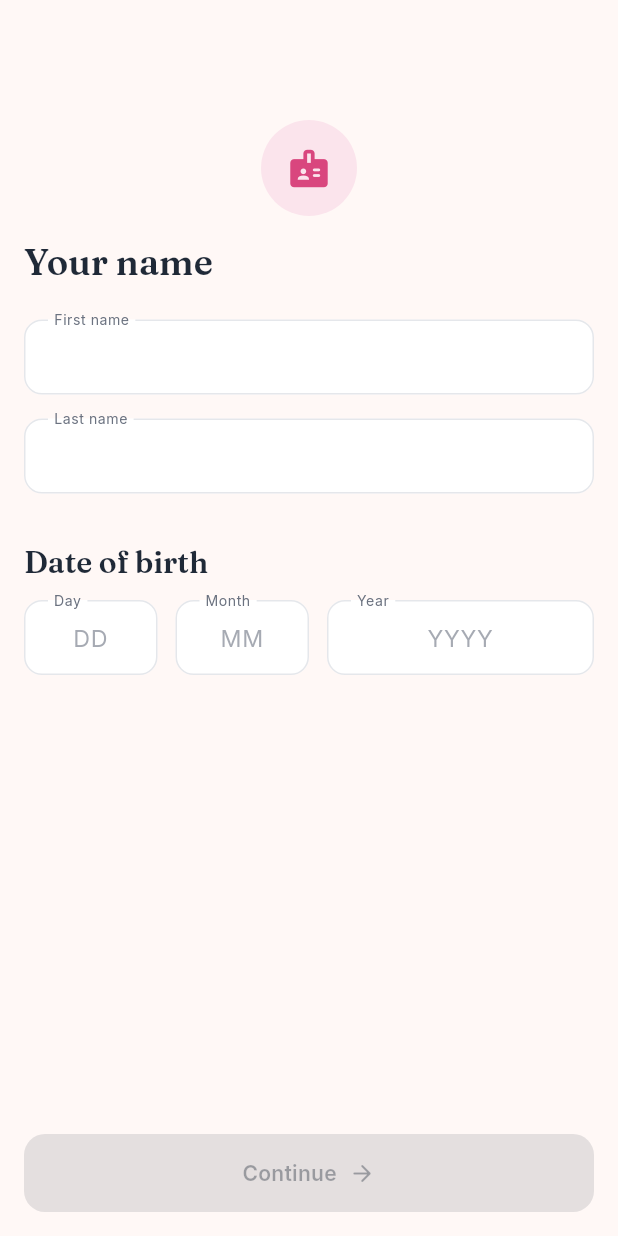
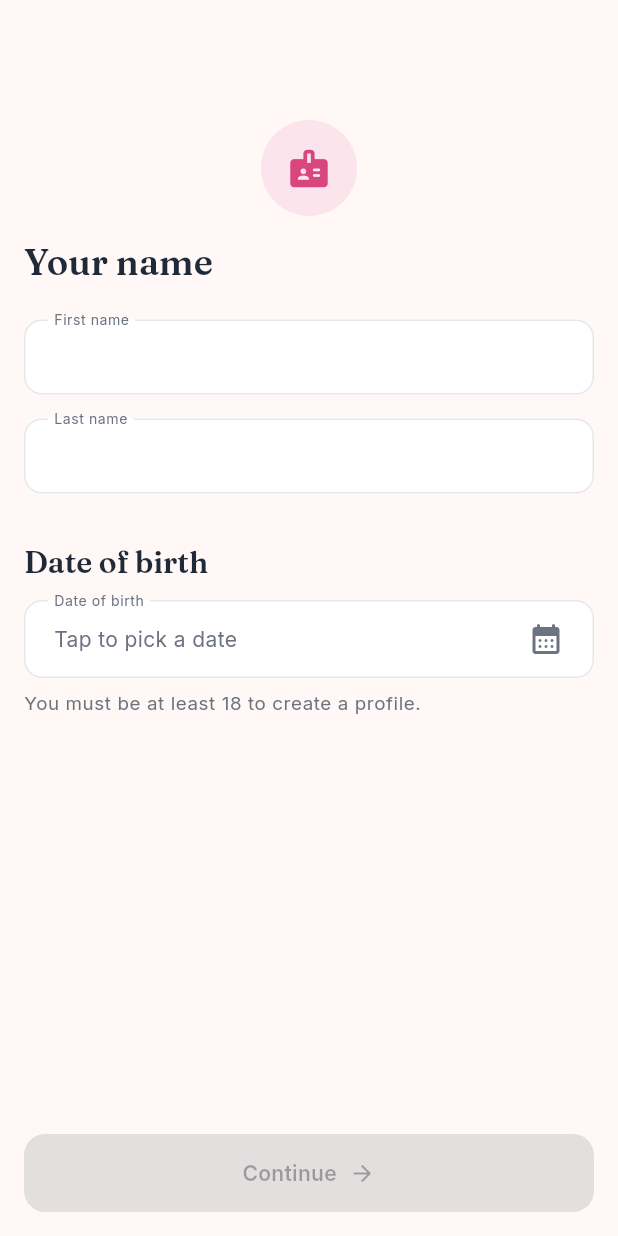
Before and after one commit to anujywork1817-hash/vivhaa, a Flutter app: the NameDobScreen screen opened by its route, on a phone screen of 412 x 824 dp. Run offline on Flutter 3.47's test engine with Material 3 defaults, Android fonts, the phone set to English and light mode, and no system bars; our stand-ins replace dio, firebase_core, firebase_messaging, flutter_local_notifications, flutter_riverpod, flutter_secure_storage and 9 more; missing offline and left inert: flutter_webrtc, razorpay_flutter; accounts and stored records are empty.

Commit message:
Replace DOB text fields with a full calendar picker
Onboarding asked for date of birth as three number boxes (DD/MM/YYYY),
which accepted any digits and left age policy unenforced on both ends.

Frontend: add AppDatePickerField, a bottom-sheet calendar following the
existing AppSelectField pattern. It has a day grid with month paging and
a header that drills days -> years -> months, so a birth year 30 years
back is two taps rather than 360 month swipes. Days outside the allowed
range render greyed and inert, and the sheet opens on the youngest
allowed month rather than today.

Backend: enforce the 18-100 age range in applyInput. The calendar bounds
its own range, but the API is where the rule actually holds; a bypassed
client now gets 400 invalid_age instead of a stored child profile.

Co-Authored-By: Claude Opus 5 <noreply@anthropic.com>

```diff
--- a/frontend/lib/features/onboarding/presentation/screens/name_dob_screen.dart
+++ b/frontend/lib/features/onboarding/presentation/screens/name_dob_screen.dart
@@ -1,14 +1,20 @@
 import 'package:flutter/material.dart';
-import 'package:flutter/services.dart';
 import 'package:flutter_riverpod/flutter_riverpod.dart';
 import 'package:go_router/go_router.dart';
 import '../../../../core/router/app_routes.dart';
 import '../../../../core/theme/app_spacing.dart';
 import '../../../../core/theme/app_theme.dart';
 import '../../../../shared/models/enums.dart';
+import '../../../../shared/widgets/inputs/app_date_picker_field.dart';
 import '../../../../shared/widgets/inputs/app_text_field.dart';
 import '../../../../shared/widgets/misc/onboarding_step_scaffold.dart';
 import '../controllers/profile_creation_controller.dart';
+
+/// Matrimony sign-ups are adults only, and the partner-preference sliders
+/// elsewhere already clamp to 18–65 — so 18 is the floor here too. The upper
+/// bound just keeps the year grid to a sane length.
+const minSignupAge = 18;
+const maxSignupAge = 100;
 
 /// First form step right after "This Profile is for" — just name and date
 /// of birth, kept on their own screen rather than folded into the longer
@@ -25,46 +31,12 @@ class _NameDobScreenState extends ConsumerState<NameDobScreen> {
       text: ref.read(profileCreationControllerProvider).draft.firstName);
   late final _lastNameController = TextEditingController(
       text: ref.read(profileCreationControllerProvider).draft.lastName);
-  final _dayController = TextEditingController();
-  final _monthController = TextEditingController();
-  final _yearController = TextEditingController();
-
-  final _dayFocus = FocusNode();
-  final _monthFocus = FocusNode();
-  final _yearFocus = FocusNode();
 
   @override
   void dispose() {
     _firstNameController.dispose();
     _lastNameController.dispose();
-    _dayController.dispose();
-    _monthController.dispose();
-    _yearController.dispose();
-    _dayFocus.dispose();
-    _monthFocus.dispose();
-    _yearFocus.dispose();
     super.dispose();
-  }
-
-  void _tryUpdateDateOfBirth(void Function(DateTime? date) apply) {
-    final day = int.tryParse(_dayController.text);
-    final month = int.tryParse(_monthController.text);
-    final year = int.tryParse(_yearController.text);
-    if (day == null || month == null || year == null || _yearController.text.length != 4) {
-      apply(null);
-      return;
-    }
-    if (day < 1 || day > 31 || month < 1 || month > 12) {
-      apply(null);
-      return;
-    }
-    final date = DateTime(year, month, day);
-    // Guard against overflow dates (e.g. 31 Feb rolling into March).
-    if (date.month != month) {
-      apply(null);
-      return;
-    }
-    apply(date);
   }
 
   @override
@@ -77,6 +49,12 @@ class _NameDobScreenState extends ConsumerState<NameDobScreen> {
         draft.dateOfBirth != null;
 
     final profileFor = draft.profileFor ?? ProfileFor.myself;
+
+    // Computed per build rather than cached in state so a session left open
+    // across midnight can't offer a date that has since gone out of range.
+    final today = DateTime.now();
+    final oldestAllowed = DateTime(today.year - maxSignupAge, today.month, today.day);
+    final youngestAllowed = DateTime(today.year - minSignupAge, today.month, today.day);
 
     return OnboardingStepScaffold(
       stepIndex: 1,
@@ -101,67 +79,18 @@ class _NameDobScreenState extends ConsumerState<NameDobScreen> {
           const SizedBox(height: AppSpacing.xxl),
           Text('Date of birth', style: context.textStyles.headlineSmall),
           const SizedBox(height: AppSpacing.md),
-          Row(
-            crossAxisAlignment: CrossAxisAlignment.start,
-            children: [
-              Expanded(
-                child: AppTextField(
-                  label: 'Day',
-                  hint: 'DD',
-                  controller: _dayController,
-                  focusNode: _dayFocus,
-                  keyboardType: TextInputType.number,
-                  textAlign: TextAlign.center,
-                  inputFormatters: [
-                    FilteringTextInputFormatter.digitsOnly,
-                    LengthLimitingTextInputFormatter(2),
-                  ],
-                  onChanged: (v) {
-                    _tryUpdateDateOfBirth(
-                        (date) => controller.update((p) => p.copyWith(dateOfBirth: date)));
-                    if (v.length == 2) FocusScope.of(context).requestFocus(_monthFocus);
-                  },
-                ),
-              ),
-              const SizedBox(width: AppSpacing.md),
-              Expanded(
-                child: AppTextField(
-                  label: 'Month',
-                  hint: 'MM',
-                  controller: _monthController,
-                  focusNode: _monthFocus,
-                  keyboardType: TextInputType.number,
-                  textAlign: TextAlign.center,
-                  inputFormatters: [
-                    FilteringTextInputFormatter.digitsOnly,
-                    LengthLimitingTextInputFormatter(2),
-                  ],
-                  onChanged: (v) {
-                    _tryUpdateDateOfBirth(
-                        (date) => controller.update((p) => p.copyWith(dateOfBirth: date)));
-                    if (v.length == 2) FocusScope.of(context).requestFocus(_yearFocus);
-                  },
-                ),
-              ),
-              const SizedBox(width: AppSpacing.md),
-              Expanded(
-                flex: 2,
-                child: AppTextField(
-                  label: 'Year',
-                  hint: 'YYYY',
-                  controller: _yearController,
-                  focusNode: _yearFocus,
-                  keyboardType: TextInputType.number,
-                  textAlign: TextAlign.center,
-                  onChanged: (_) => _tryUpdateDateOfBirth(
-                      (date) => controller.update((p) => p.copyWith(dateOfBirth: date))),
-                  inputFormatters: [
-                    FilteringTextInputFormatter.digitsOnly,
-                    LengthLimitingTextInputFormatter(4),
-                  ],
-                ),
-              ),
-            ],
+          AppDatePickerField(
+            label: 'Date of birth',
+            hint: 'Tap to pick a date',
+            value: draft.dateOfBirth,
+            firstDate: oldestAllowed,
+            lastDate: youngestAllowed,
+            onSelected: (date) => controller.update((p) => p.copyWith(dateOfBirth: date)),
+          ),
+          const SizedBox(height: AppSpacing.sm),
+          Text(
+            'You must be at least $minSignupAge to create a profile.',
+            style: context.textStyles.bodySmall?.copyWith(color: context.colors.muted),
           ),
         ],
       ),
```
Also changed, not shown: frontend/lib/shared/widgets/inputs/app_date_picker_field.dart (added, +440 -0 lines), 4 other files.
